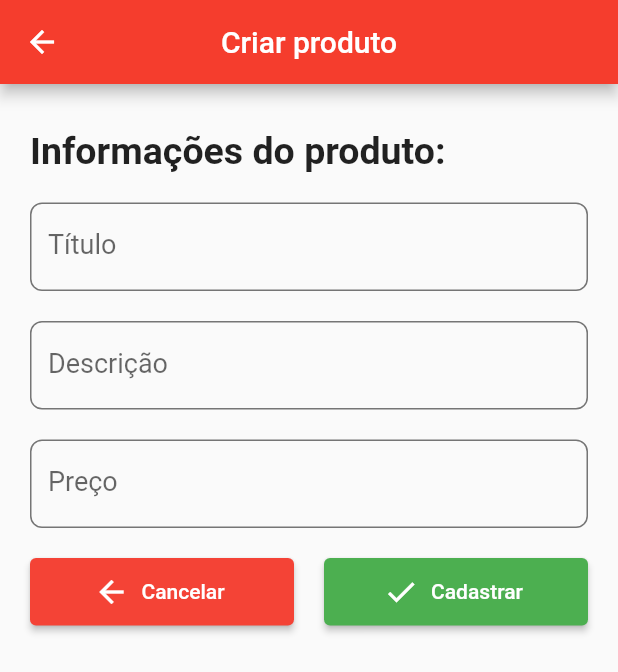
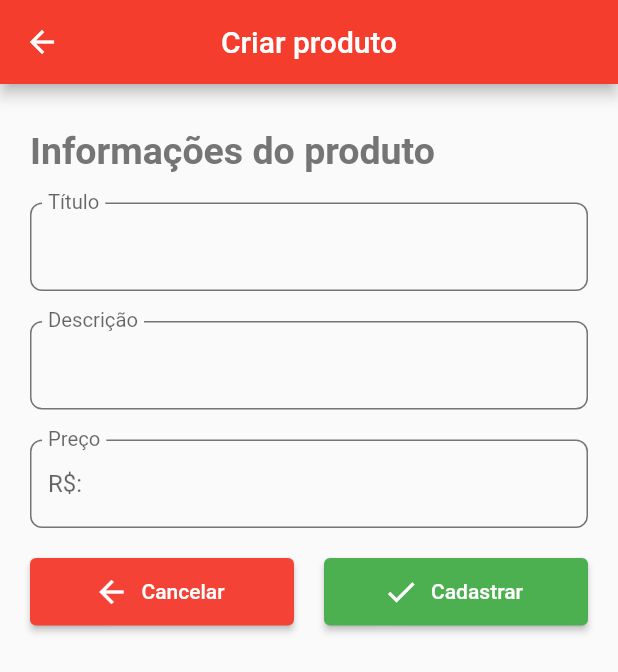
Before and after one commit to rennerborges/desenvolvimento_sistemas_moveis_tsi, a Flutter app: the CreateProductScreen screen opened directly, on a phone screen of 412 x 824 dp. Shown: the top 672 px of the screen. Run offline on Flutter 3.47's test engine with Material 2 defaults, Android fonts, the phone set to English and light mode, and no system bars; network calls fail.

Commit message:
style: melhorando visual dos inputs

```diff
--- a/shop_app/lib/create-product-screen.dart
+++ b/shop_app/lib/create-product-screen.dart
@@ -72,13 +72,14 @@ class _CreateProductScreenState extends State<CreateProductScreen> {
               children: [
                 Container(
                   margin: const EdgeInsets.only(bottom: 20),
-                  child: const Align(
+                  child: Align(
                     alignment: Alignment.topLeft,
                     child: Text(
-                      "Informações do produto:",
+                      "Informações do produto",
                       style: TextStyle(
                         fontWeight: FontWeight.w600,
                         fontSize: 25,
+                        color: Colors.grey[600]!,
                       ),
                     ),
                   ),
@@ -87,6 +88,7 @@ class _CreateProductScreenState extends State<CreateProductScreen> {
                   controller: _tituloController,
                   decoration: InputDecoration(
                     labelText: "Título",
+                    floatingLabelBehavior: FloatingLabelBehavior.always,
                     labelStyle: const TextStyle(fontSize: 18),
                     enabledBorder: OutlineInputBorder(
                       borderRadius: const BorderRadius.all(Radius.circular(8)),
@@ -128,6 +130,7 @@ class _CreateProductScreenState extends State<CreateProductScreen> {
                   child: TextFormField(
                     controller: _descricaoController,
                     decoration: InputDecoration(
+                      floatingLabelBehavior: FloatingLabelBehavior.always,
                       labelText: "Descrição",
                       labelStyle: const TextStyle(fontSize: 18),
                       enabledBorder: OutlineInputBorder(
@@ -174,6 +177,7 @@ class _CreateProductScreenState extends State<CreateProductScreen> {
                     controller: _precoController,
                     keyboardType: TextInputType.number,
                     decoration: InputDecoration(
+                      floatingLabelBehavior: FloatingLabelBehavior.always,
                       prefixText: "R\$: ",
                       labelText: "Preço",
                       labelStyle: const TextStyle(fontSize: 18),
```
